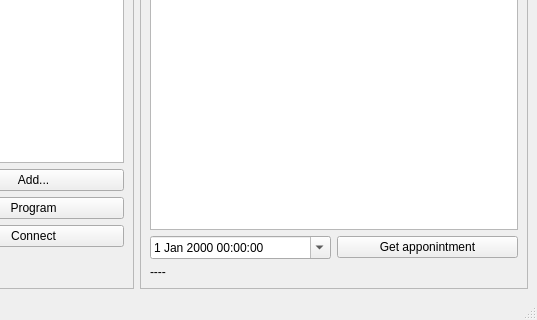
Before: the Qt Designer form FWS_client/mainwindow.ui in bugraonal/nEMESysLab-FWS, drawn with Qt 5; both pictures show x 263 to 800 and y 280 to 600 of the 800 by 600 pixel window.
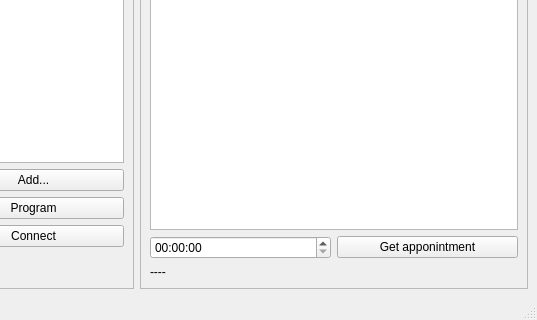
After: the same form once the commit is applied.

```diff
--- a/FWS_client/mainwindow.ui
+++ b/FWS_client/mainwindow.ui
@@ -110,13 +110,6 @@
        <item row="1" column="0" colspan="2">
         <widget class="QListView" name="appointmentList"/>
        </item>
-       <item row="2" column="0">
-        <widget class="QDateTimeEdit" name="apoitnmentDateTime">
-         <property name="calendarPopup">
-          <bool>true</bool>
-         </property>
-        </widget>
-       </item>
        <item row="2" column="1">
         <widget class="QPushButton" name="getAppoitnmentButton">
          <property name="text">
@@ -131,6 +124,9 @@
          </property>
         </widget>
        </item>
+       <item row="2" column="0">
+        <widget class="QTimeEdit" name="appointmentTime"/>
+       </item>
       </layout>
      </widget>
     </item>
```
